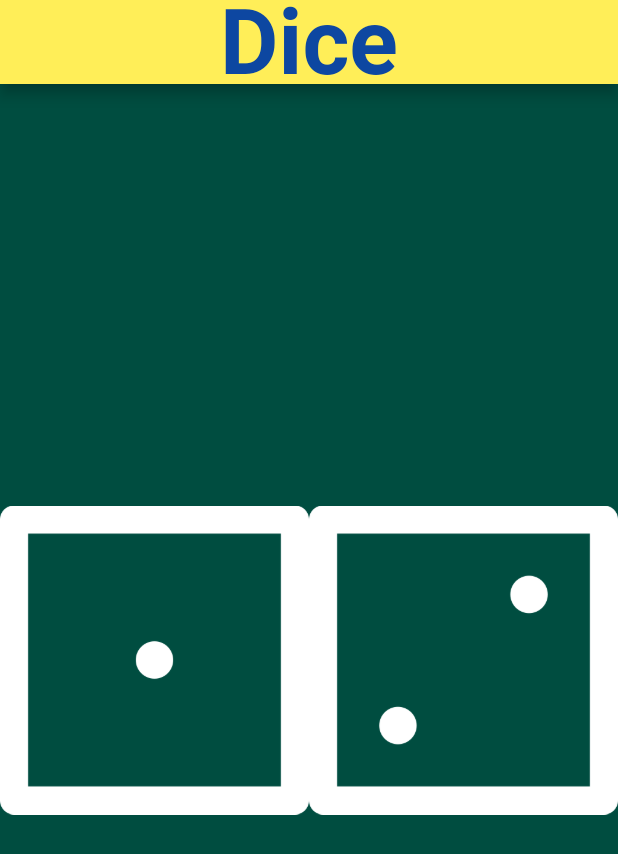
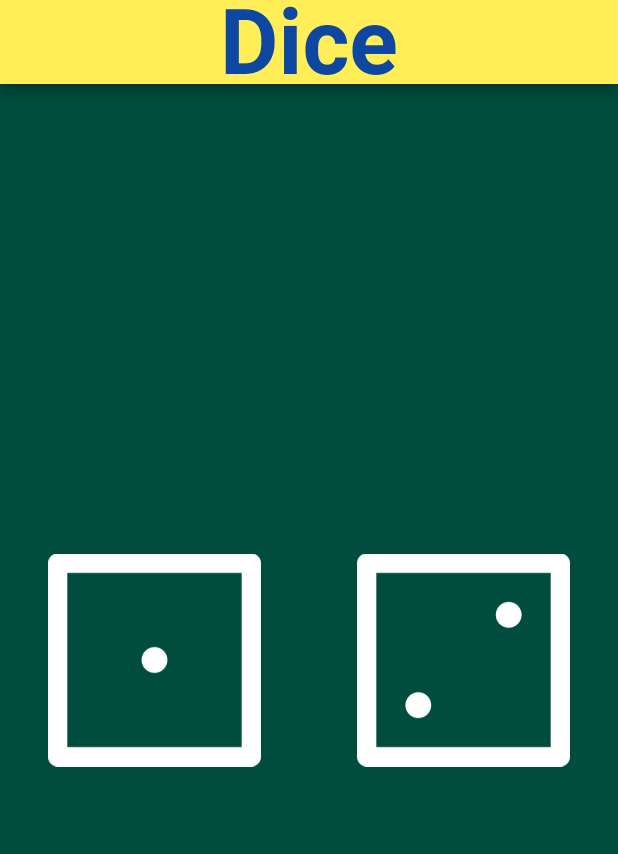
Before and after one commit to Abhi902/Dice-App, a Flutter app: the screen it shows after launch, on a phone screen of 412 x 824 dp. Shown: the top 854 px of the screen. Run offline on Flutter 3.47's test engine with Material 2 defaults, Android fonts, the phone set to English and light mode, and no system bars.

Commit message:
"3rd commit"

```diff
--- a/lib/main.dart
+++ b/lib/main.dart
@@ -27,8 +27,28 @@ class MyApp extends StatelessWidget {
         body: Center(
           child: Row(
             children: <Widget>[
-              Expanded(child: Image.asset('images/dice1.png')),
-              Expanded(child: Image.asset('images/dice2.png')),
+              Expanded(
+                child: Padding(
+                  padding: EdgeInsets.all(16),
+                  child: FlatButton(
+                    onPressed: () {
+                      print('left button got pressed');
+                    },
+                    child: Image.asset('images/dice1.png'),
+                  ),
+                ),
+              ),
+              Expanded(
+                child: Padding(
+                  padding: EdgeInsets.all(16),
+                  child: FlatButton(
+                    onPressed: () {
+                      print('right button pressed');
+                    },
+                    child: Image.asset('images/dice2.png'),
+                  ),
+                ),
+              ),
             ],
           ),
         ),
```
